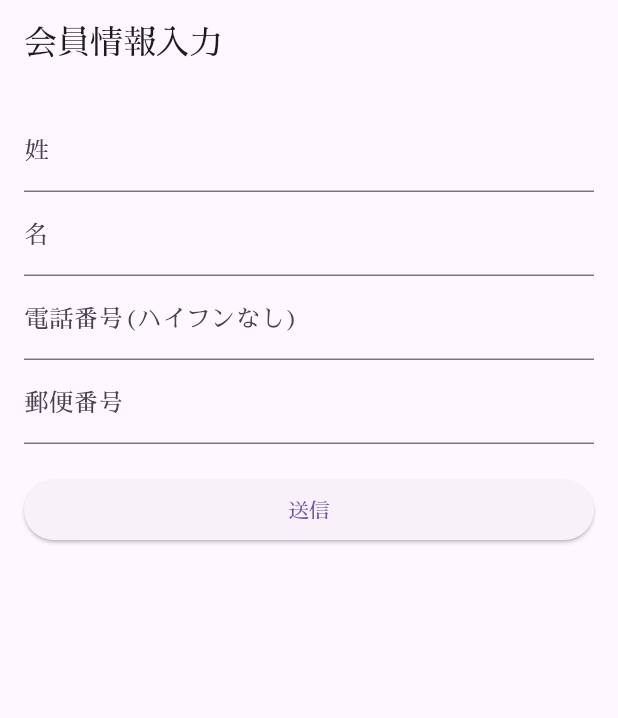
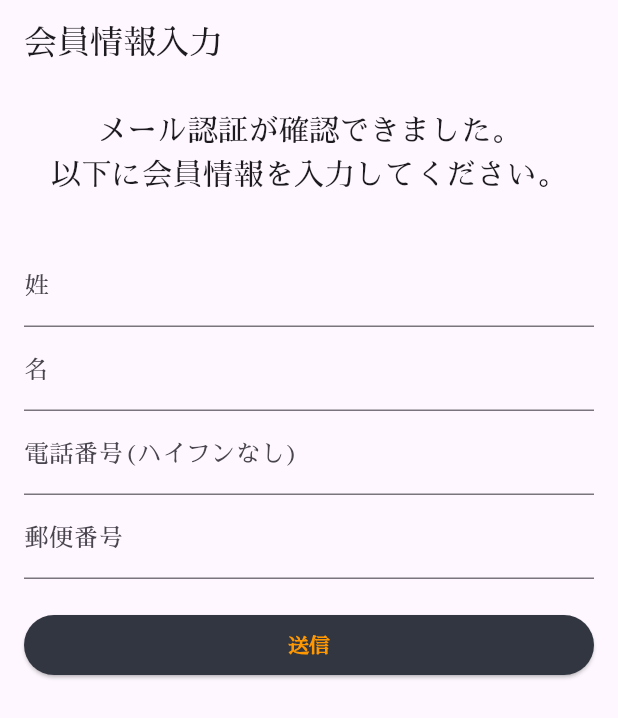
Before and after one commit to nakaharaPro/CaraqueApp, a Flutter app: the InputFormScreen screen opened directly, on a phone screen of 412 x 824 dp. Shown: the top 718 px of the screen. Run offline on Flutter 3.47's test engine with Material 3 defaults, Android fonts, the phone set to English and light mode, and no system bars; our stand-ins replace cloud_firestore, firebase_auth, firebase_core, firebase_remote_config, flutter_staggered_animations, fluttertoast and 4 more; missing offline and left inert: flutter_email_sender; accounts and stored records are empty; generated files the repository leaves out were written again.

Commit message:
会員情報登録

```diff
--- a/lib/router/get_pages.dart
+++ b/lib/router/get_pages.dart
@@ -1,8 +1,8 @@
 //画面リンクパス一覧
-import 'package:caraqueprod/view/pages/OTAMESI/member_info_add.dart';
-import 'package:caraqueprod/view/pages/account_page.dart';
+import 'package:caraqueprod/view/pages/my_home_page/error_page.dart';
 import 'package:caraqueprod/view/pages/my_home_page/compornents/auth_screen/components/login_screen.dart';
 import 'package:caraqueprod/view/pages/my_home_page/compornents/auth_screen/components/signup_screen.dart';
+import 'package:caraqueprod/view/pages/my_home_page/compornents/auth_screen/input_info/input_info.dart';
 import 'package:caraqueprod/view/pages/my_home_page/compornents/main_screen/components/member_info_screen.dart';
 import 'package:caraqueprod/view/pages/my_home_page/compornents/main_screen/main_screen.dart';
 import 'package:caraqueprod/view/pages/my_home_page/compornents/auth_screen/components/verify_email_screen.dart';
@@ -10,13 +10,14 @@ import 'package:get/get.dart';
 
 class GetPages {
   static final List<GetPage> value = [
-    GetPage(name: AccountPage.path, page: () => const AccountPage()),
     GetPage(name: MainScreen.path, page: () => const MainScreen()),
     GetPage(name:VerifyEmailScreen.path, page: () => const VerifyEmailScreen()),
     GetPage(name:SignupScreen.path, page:() => const SignupScreen()),
     GetPage(name:LoginScreen.path, page:() => const LoginScreen()),
     GetPage(name:MemberInfoScreen.path, page:() => const MemberInfoScreen()),
-    GetPage(name:MemberInfoAddPage.path, page:() => const MemberInfoAddPage()),
+    GetPage(name:InputInfo.path, page:() => const InputInfo()),
+    GetPage(name:ErrorPage.path, page:() => const ErrorPage()),
+
 
 
 
--- a/lib/view/pages/OTAMESI/member_info_add.dart
+++ b/lib/view/pages/OTAMESI/mail_add_page.dart
@@ -2,9 +2,9 @@
 import 'package:flutter/material.dart';
 import 'package:flutter_email_sender/flutter_email_sender.dart';
 
-class MemberInfoAddPage extends StatelessWidget {
-  const MemberInfoAddPage({Key? key}) : super(key: key);
-   static const path = "/menber_info_add"; //パス
+class MailAddPage extends StatelessWidget {
+  const MailAddPage({Key? key}) : super(key: key);
+   static const path = "/mail_add"; //パス
 
   @override
   Widget build(BuildContext context) {
--- a/lib/view/pages/my_home_page/compornents/auth_screen/components/verify_email_screen.dart
+++ b/lib/view/pages/my_home_page/compornents/auth_screen/components/verify_email_screen.dart
@@ -3,7 +3,8 @@ import 'package:caraqueprod/constant/massage_const.dart';
 import 'package:caraqueprod/controllers/auth_controller.dart';
 import 'package:caraqueprod/controllers/verify_email_contoroller.dart';
 import 'package:caraqueprod/ui_core/ui_helper.dart';
-import 'package:caraqueprod/view/pages/OTAMESI/member_info_add.dart';
+import 'package:caraqueprod/view/pages/OTAMESI/mail_add_page.dart';
+import 'package:caraqueprod/view/pages/my_home_page/compornents/auth_screen/input_info/input_info.dart';
 import 'package:caraqueprod/view/pages/my_home_page/compornents/main_screen/components/member_info_screen.dart';
 import 'package:caraqueprod/view/pages/my_home_page/compornents/main_screen/main_screen.dart';
 import 'package:flutter/material.dart';
@@ -50,7 +51,7 @@ class VerifyEmailScreen extends StatelessWidget {
             authController.changeEmailAuthState(); //メール認証ステータスの変更
           }
           UiHelper.showFlutterToast("会員登録が完了しました。");
-           Get.toNamed(MemberInfoAddPage.path);
+           Get.toNamed(InputInfo.path);
         } else {
           UiHelper.showFlutterToast("認証が確認できませんでした。");
           authController.changeEmailAuthState(); //メール認証ステータスの変更
--- a/lib/view/pages/my_home_page/compornents/auth_screen/input_info/input_info.dart
+++ b/lib/view/pages/my_home_page/compornents/auth_screen/input_info/input_info.dart
@@ -1,8 +1,15 @@
+import 'dart:ui';
+
+import 'package:caraqueprod/constant/colors_const.dart';
 import 'package:caraqueprod/controllers/firebase_db_controller.dart';
 import 'package:flutter/material.dart';
+import 'package:flutter/services.dart';
+import 'package:flutter/widgets.dart';
 
-
+//会員情報入力ページ
 class InputInfo extends StatelessWidget {
+  const InputInfo({super.key});
+  static const path = "/menber_info_add"; //パス
   @override
   Widget build(BuildContext context) {
     return Scaffold(
@@ -25,9 +32,6 @@ class _InputFormScreenState extends State<InputFormScreen> {
   final _phoneNumberController = TextEditingController();
   final _postalCodeController = TextEditingController();
 
-  Map<String,dynamic> inputInfo ={'first':"",'last':"",'phone':0,'post':0};
-
-
   @override
   void dispose() {
     _lastNameController.dispose();
@@ -39,7 +43,7 @@ class _InputFormScreenState extends State<InputFormScreen> {
 
   void _submitForm() {
     if (_formKey.currentState!.validate()) {
-  firebaseDbController.onCreateFirebase;
+      firebaseDbController.onCreateFirebase();
     }
   }
 
@@ -49,7 +53,30 @@ class _InputFormScreenState extends State<InputFormScreen> {
       appBar: AppBar(
         title: const Text('会員情報入力'),
       ),
-      body: Padding(
+      body:
+      Column(
+        children: [
+          _memberInfoTitle(),
+          Expanded(child: _memberInfo()),
+        ],
+      ),
+    );
+  }
+
+  Widget _memberInfoTitle() {
+    return const Padding(
+      padding: EdgeInsets.all(16.0),
+      child: Column(
+        children: [
+          Text("メール認証が確認できました。",style: TextStyle(fontSize: 20),),
+          Text("以下に会員情報を入力してください。",style: TextStyle(fontSize: 20),),
+        ],
+      ),
+    );
+  }
+
+  Widget _memberInfo() {
+    return Padding(
       padding: const EdgeInsets.all(16.0),
       child: Form(
         key: _formKey,
@@ -68,7 +95,7 @@ class _InputFormScreenState extends State<InputFormScreen> {
             ),
             TextFormField(
               controller: _firstNameController,
-                decoration:const InputDecoration(labelText: '名'),
+              decoration: const InputDecoration(labelText: '名'),
               validator: (value) {
                 if (value == null || value.isEmpty) {
                   return '名を入力してください';
@@ -79,7 +106,7 @@ class _InputFormScreenState extends State<InputFormScreen> {
             ),
             TextFormField(
               controller: _phoneNumberController,
-                decoration:const  InputDecoration(labelText: '電話番号(ハイフンなし)'),
+              decoration: const InputDecoration(labelText: '電話番号(ハイフンなし)'),
               keyboardType: TextInputType.phone,
               validator: (value) {
                 if (value == null || value.isEmpty) {
@@ -94,7 +121,7 @@ class _InputFormScreenState extends State<InputFormScreen> {
             ),
             TextFormField(
               controller: _postalCodeController,
-                decoration:const  InputDecoration(labelText: '郵便番号'),
+              decoration: const InputDecoration(labelText: '郵便番号'),
               keyboardType: TextInputType.number,
               validator: (value) {
                 if (value == null || value.isEmpty) {
@@ -107,15 +134,15 @@ class _InputFormScreenState extends State<InputFormScreen> {
                 return null;
               },
             ),
-
-
-              SizedBox(height: 20),
+           const SizedBox(height: 20),
             ElevatedButton(
+              style:ElevatedButton.styleFrom(
+                backgroundColor: ColorsConst.constColorGrey,
+              ),
               onPressed: _submitForm,
-                child: Text('送信'),
+              child: Text('送信',style: TextStyle(color: ColorsConst.constColorOrange,fontWeight: FontWeight.bold),),
             ),
           ],
-          ),
         ),
       ),
     );
--- a/lib/view/pages/my_home_page/my_home_page.dart
+++ b/lib/view/pages/my_home_page/my_home_page.dart
@@ -6,7 +6,7 @@ import 'package:caraqueprod/controllers/order_controller.dart';
 import 'package:caraqueprod/controllers/remote_config_contoroller.dart';
 import 'package:caraqueprod/controllers/sendmail_controller.dart';
 import 'package:caraqueprod/controllers/verify_email_contoroller.dart';
-import 'package:caraqueprod/view/pages/OTAMESI/member_info_add.dart';
+import 'package:caraqueprod/view/pages/OTAMESI/mail_add_page.dart';
 import 'package:caraqueprod/view/pages/my_home_page/compornents/auth_screen/input_info/input_info.dart';
 import 'package:caraqueprod/view/pages/my_home_page/compornents/main_screen/main_screen.dart';
 import 'package:caraqueprod/view/pages/my_home_page/compornents/maintenance_screen.dart';
```
Also changed, not shown: lib/controllers/firebase_db_controller.dart (+5 -5 lines), lib/view/pages/account_page.dart (deleted, +0 -21 lines), lib/view/pages/my_home_page/error_page.dart (added, +52 -0 lines). Lines whose indentation alone changed are shown as unchanged.
